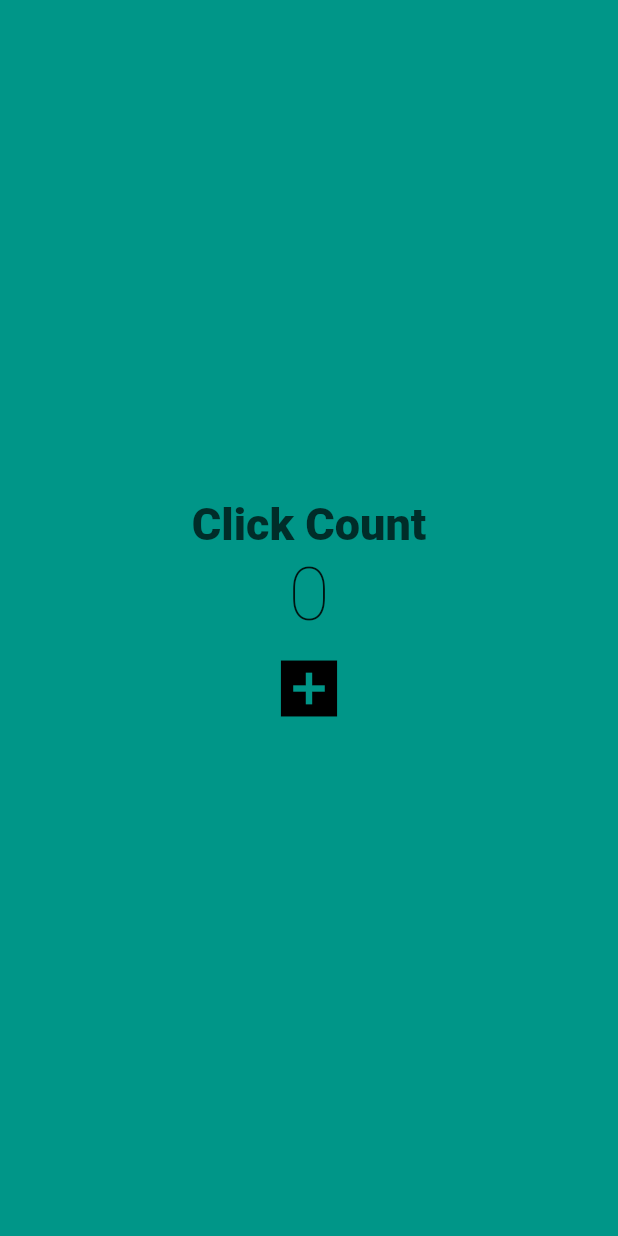
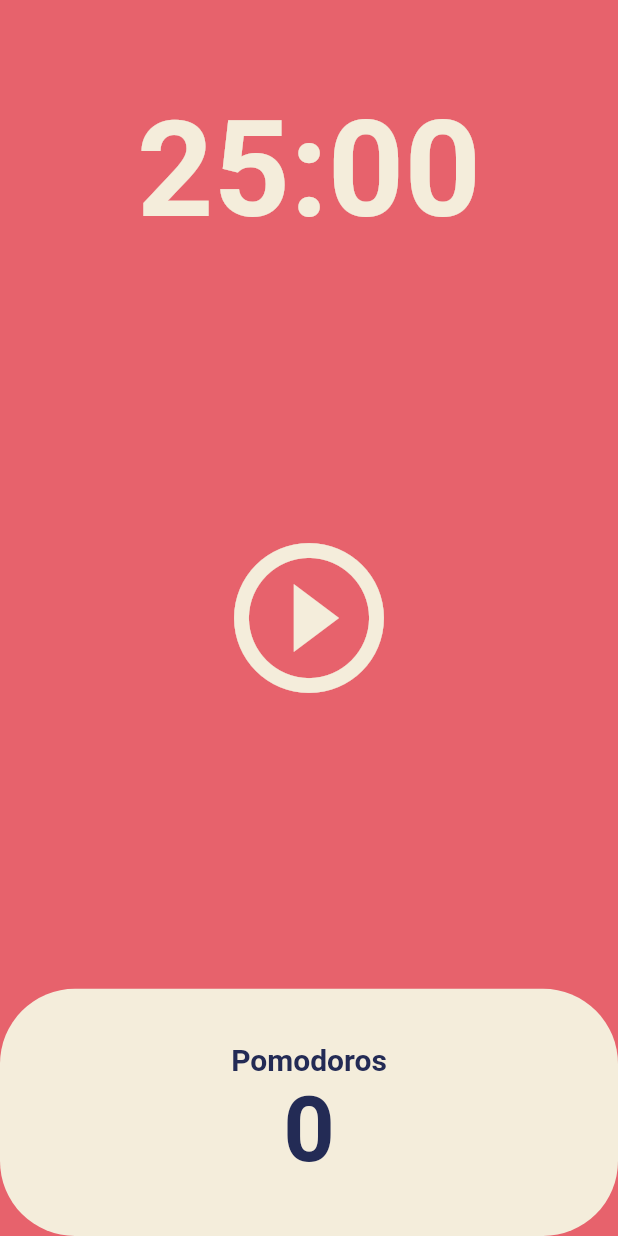
Before and after one commit to hyunjun06/learn_flutter, a Flutter app: the screen it shows after launch, on a phone screen of 412 x 824 dp. Run offline on Flutter 3.47's test engine with Material 2 defaults, Android fonts, the phone set to English and light mode, and no system bars.

Commit message:
Simple Pomodoro App

```diff
--- a/lib/main.dart
+++ b/lib/main.dart
@@ -1,66 +1,26 @@
 import 'package:flutter/material.dart';
+import 'package:learn_flutter/screens/home_screen.dart';
 
 void main() {
   runApp(const App());
 }
 
 class App extends StatelessWidget {
-  const App({super.key});
+  const App({Key? key}) : super(key: key);
 
   @override
   Widget build(BuildContext context) {
-    return const MaterialApp(
-      home: Counter(),
+    return MaterialApp(
+      theme: ThemeData(
+        backgroundColor: const Color(0xFFE7626C),
+        textTheme: const TextTheme(
+          headline1: TextStyle(
+            color: Color(0xFF232B55),
+          ),
+        ),
+        cardColor: const Color(0xFFF4EDDB),
+      ),
+      home: const HomeScreen(),
     );
   }
 }
-
-class Counter extends StatefulWidget {
-  const Counter({
-    Key? key,
-  }) : super(key: key);
-
-  @override
-  State<Counter> createState() => _CounterState();
-}
-
-class _CounterState extends State<Counter> {
-  int count = 0;
-
-  void onClick() {
-    setState(() {
-      count++;
-    });
-  }
-
-  @override
-  Widget build(BuildContext context) {
-    return Scaffold(
-      backgroundColor: Colors.teal,
-      body: Center(
-        child: Column(
-          mainAxisAlignment: MainAxisAlignment.center,
-          children: [
-            Text(
-              'Click Count',
-              style: TextStyle(
-                color: Colors.black.withOpacity(0.7),
-                fontSize: 30,
-                fontWeight: FontWeight.w900,
-              ),
-            ),
-            Text('$count',
-                style:
-                    const TextStyle(fontSize: 50, fontWeight: FontWeight.w200)),
-            IconButton(
-              onPressed: onClick,
-              icon: const Icon(Icons.add_box_sharp),
-              iconSize: 50,
-              color: Colors.black,
-            ),
-          ],
-        ),
-      ),
-    );
-  }
-}
--- /dev/null
+++ b/lib/screens/home_screen.dart
@@ -0,0 +1,121 @@
+import 'dart:async';
+
+import 'package:flutter/material.dart';
+
+class HomeScreen extends StatefulWidget {
+  const HomeScreen({super.key});
+
+  @override
+  State<HomeScreen> createState() => _HomeScreenState();
+}
+
+class _HomeScreenState extends State<HomeScreen> {
+  static const initialSeconds = 1500;
+  int totalSeconds = initialSeconds;
+  int totalPomodoros = 0;
+  late Timer timer;
+  bool isRunning = false;
+
+  static String secondsToMS(int seconds) {
+    var duration = Duration(seconds: seconds);
+    return duration.toString().substring(2, 7);
+  }
+
+  void onPress() {
+    setState(() {
+      isRunning = !isRunning;
+    });
+
+    if (isRunning) {
+      timer = Timer.periodic(const Duration(seconds: 1), (timer) {
+        setState(() {
+          if (totalSeconds > 0) {
+            totalSeconds--;
+          } else {
+            timer.cancel();
+            totalSeconds = initialSeconds;
+            isRunning = false;
+            totalPomodoros++;
+          }
+        });
+      });
+    } else {
+      timer.cancel();
+    }
+  }
+
+  @override
+  Widget build(BuildContext context) {
+    return Scaffold(
+      backgroundColor: Theme.of(context).backgroundColor,
+      body: Column(
+        children: [
+          Flexible(
+            flex: 1,
+            child: Container(
+              alignment: Alignment.bottomCenter,
+              child: Text(
+                secondsToMS(totalSeconds),
+                style: TextStyle(
+                  color: Theme.of(context).cardColor,
+                  fontSize: 89,
+                  fontWeight: FontWeight.w600,
+                ),
+              ),
+            ),
+          ),
+          Flexible(
+            flex: 3,
+            child: Center(
+              child: IconButton(
+                iconSize: 120,
+                color: Theme.of(context).cardColor,
+                onPressed: onPress,
+                icon: isRunning
+                    ? const Icon(Icons.pause_circle_outline)
+                    : const Icon(Icons.play_circle_outline),
+              ),
+            ),
+          ),
+          Flexible(
+              flex: 1,
+              child: Row(
+                children: [
+                  Expanded(
+                    child: Container(
+                      decoration: BoxDecoration(
+                        color: Theme.of(context).cardColor,
+                        borderRadius: BorderRadius.circular(50),
+                      ),
+                      child: Column(
+                        mainAxisAlignment: MainAxisAlignment.center,
+                        children: [
+                          Text(
+                            'Pomodoros',
+                            style: TextStyle(
+                              fontSize: 20,
+                              fontWeight: FontWeight.w600,
+                              color:
+                                  Theme.of(context).textTheme.headline1!.color,
+                            ),
+                          ),
+                          Text(
+                            '$totalPomodoros',
+                            style: TextStyle(
+                              fontSize: 60,
+                              fontWeight: FontWeight.w600,
+                              color:
+                                  Theme.of(context).textTheme.headline1!.color,
+                            ),
+                          ),
+                        ],
+                      ),
+                    ),
+                  ),
+                ],
+              )),
+        ],
+      ),
+    );
+  }
+}
```
